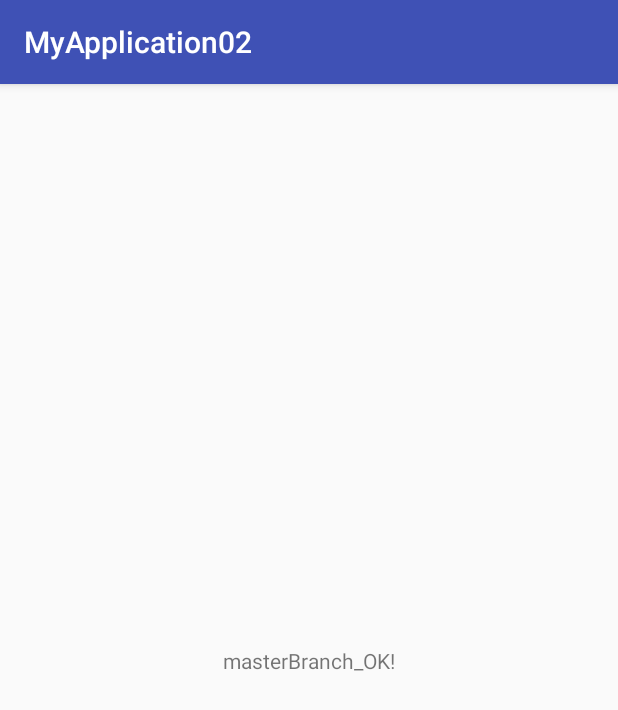
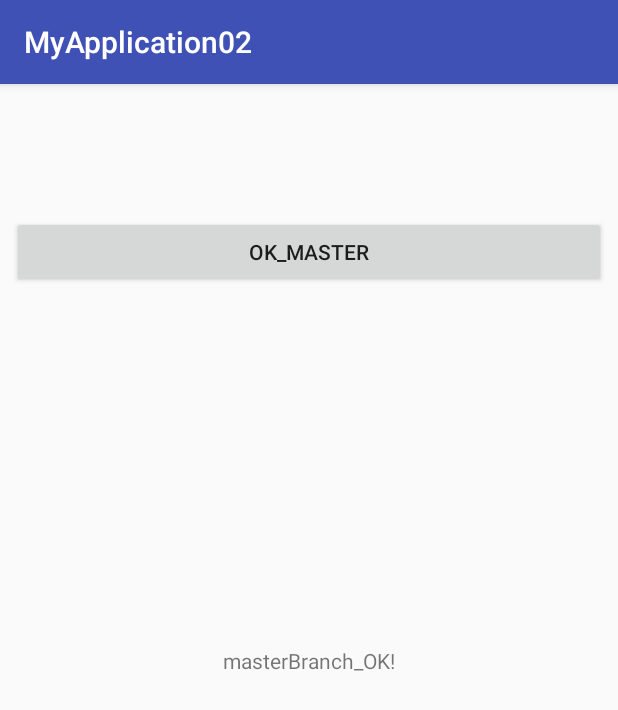
Before and after one commit to ehsan5323/MyApplication02, an Android app: the screen it shows after launch (MainActivity), on a phone screen of 412 x 824 dp. Shown: the top 710 px of the screen. Run offline under Robolectric (Android 15) with nearby library versions, the phone set to English and light mode, and no system bars.

Commit message:
commit masterok

```diff
--- a/app/src/main/java/com/example/ehsan/myapplication02/MainActivity.java
+++ b/app/src/main/java/com/example/ehsan/myapplication02/MainActivity.java
@@ -2,6 +2,8 @@ package com.example.ehsan.myapplication02;
 
 import android.support.v7.app.AppCompatActivity;
 import android.os.Bundle;
+import android.view.View;
+import android.widget.Button;
 import android.widget.Toast;
 
 public class MainActivity extends AppCompatActivity {
@@ -12,6 +14,14 @@ public class MainActivity extends AppCompatActivity {
         setContentView(R.layout.activity_main);
         Toast.makeText(this, "masterBranch_OK", Toast.LENGTH_SHORT).show();
 //        Toast.makeText(this, "ehsanBranch3", Toast.LENGTH_SHORT).show();
+        Button btnok= (Button) findViewById(R.id.btnok);
+
+        btnok.setOnClickListener(new View.OnClickListener() {
+            @Override
+            public void onClick(View v) {
+                Toast.makeText(MainActivity.this, "masterok", Toast.LENGTH_SHORT).show();
+            }
+        });
 
     }
 }
--- a/app/src/main/res/layout/activity_main.xml
+++ b/app/src/main/res/layout/activity_main.xml
@@ -5,6 +5,24 @@
     android:layout_width="match_parent"
     android:layout_height="match_parent"
     tools:context="com.example.ehsan.myapplication02.MainActivity">
+
+    <Button
+        android:id="@+id/btnok"
+        android:layout_width="0dp"
+        android:layout_height="wrap_content"
+        android:layout_marginEnd="8dp"
+        android:layout_marginLeft="8dp"
+        android:layout_marginRight="8dp"
+        android:layout_marginStart="8dp"
+        android:layout_marginTop="88dp"
+        android:text="ok_master"
+        app:layout_constraintHorizontal_bias="0.0"
+        app:layout_constraintLeft_toLeftOf="parent"
+        app:layout_constraintRight_toRightOf="parent"
+        app:layout_constraintTop_toTopOf="parent"
+        tools:layout_constraintLeft_creator="1"
+        tools:layout_constraintRight_creator="1"
+        tools:layout_constraintTop_creator="1" />
 
     <TextView
         android:layout_width="wrap_content"
```
